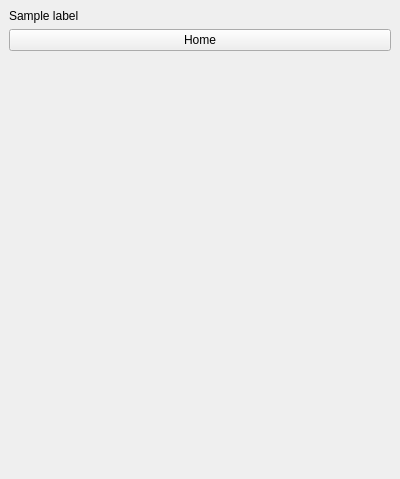
First picture: the form in plugin/src/EITPlugin.ui, repository sampuka/eit_project, before the edit.
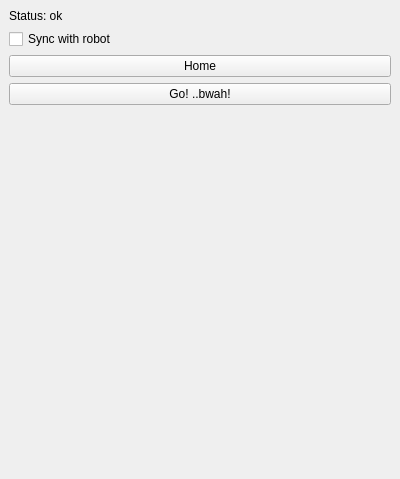
Second picture: the form after the edit.

```diff
--- a/plugin/src/EITPlugin.ui
+++ b/plugin/src/EITPlugin.ui
@@ -21,13 +21,23 @@
     <item>
      <widget class="QLabel" name="ui_sample_label">
       <property name="text">
-       <string>Sample label</string>
+       <string>Status: ok</string>
       </property>
       <property name="textFormat">
        <enum>Qt::RichText</enum>
       </property>
      </widget>
     </item>
+    <item>
+     <widget class="QCheckBox" name="ui_checkbox_sync">
+      <property name="text">
+       <string>Sync with robot</string>
+      </property>
+      <property name="checked">
+       <bool>false</bool>
+      </property>
+     </widget>
+    </item>
     <item>
      <widget class="QPushButton" name="ui_home_button">
       <property name="text">
@@ -35,6 +45,13 @@
       </property>
      </widget>
     </item>
+    <item>
+     <widget class="QPushButton" name="ui_go_button">
+      <property name="text">
+       <string>Go! ..bwah!</string>
+      </property>
+     </widget>
+    </item>
    </layout>
   </widget>
  </widget>
```
Left out of the diff: 2 changed lines with no effect on the pictures.
